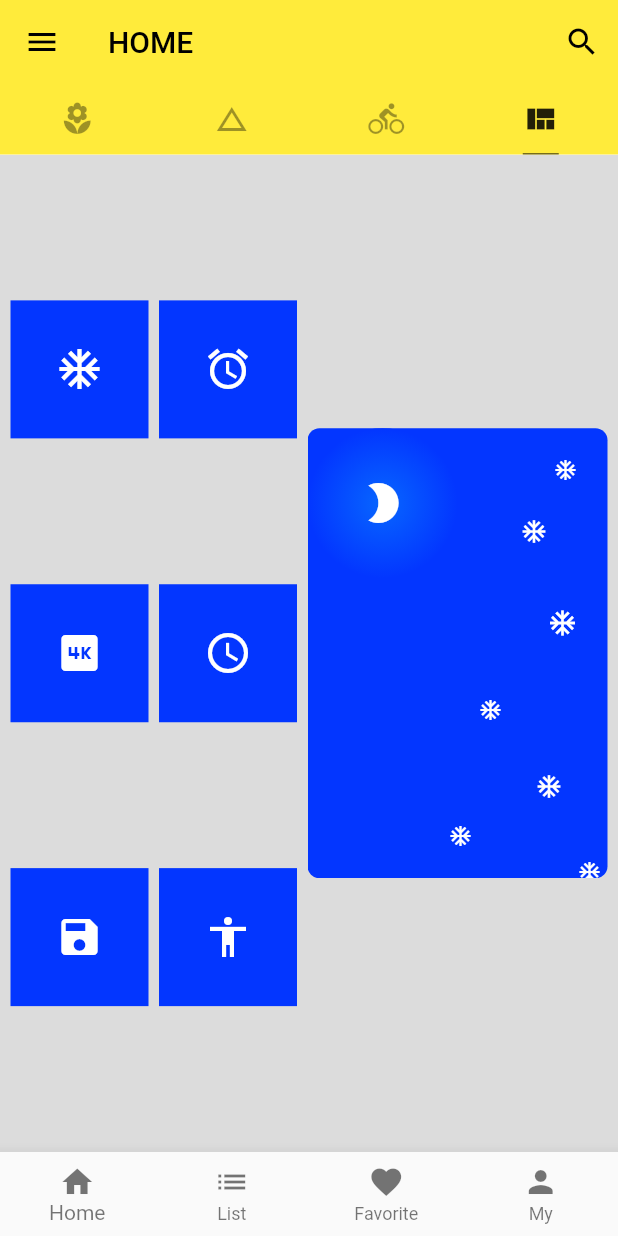
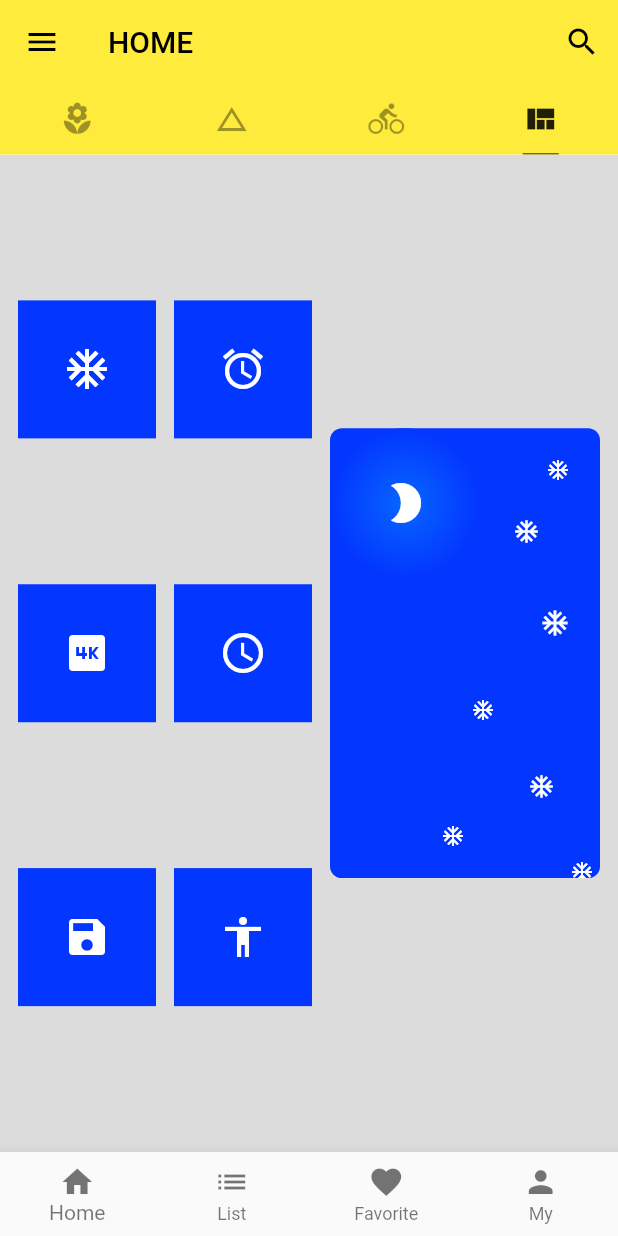
Before and after one commit to guobin211/flutter-material, a Flutter app: the screen it shows after launch, tab 4 chosen, on a phone screen of 412 x 824 dp. Run offline on Flutter 3.47's test engine with Material 2 defaults, Android fonts, the phone set to English and light mode, and no system bars; network calls fail.

Commit message:
fix(Stack): 堆叠布局裁减overflow

```diff
--- a/lib/components/my_stack_box.dart
+++ b/lib/components/my_stack_box.dart
@@ -4,11 +4,13 @@ class MyStackBox extends StatelessWidget {
   @override
   Widget build(BuildContext context) {
     // 堆叠布局
-    return Stack(
+    return Center(
+      child: Stack(
+        overflow: Overflow.clip,
         children: <Widget>[
           // 底板 相对定位
           SizedBox(
-          width: 200.0,
+            width: 180.0,
             height: 300.0,
             child: Container(
               alignment: Alignment(0.0, -0.9),
@@ -73,6 +75,7 @@ class MyStackBox extends StatelessWidget {
             child: Icon(Icons.ac_unit, color: Colors.white, size: 16.0),
           ),
         ],
+      ),
     );
   }
 }
```
Lines whose indentation alone changed are shown as unchanged.
